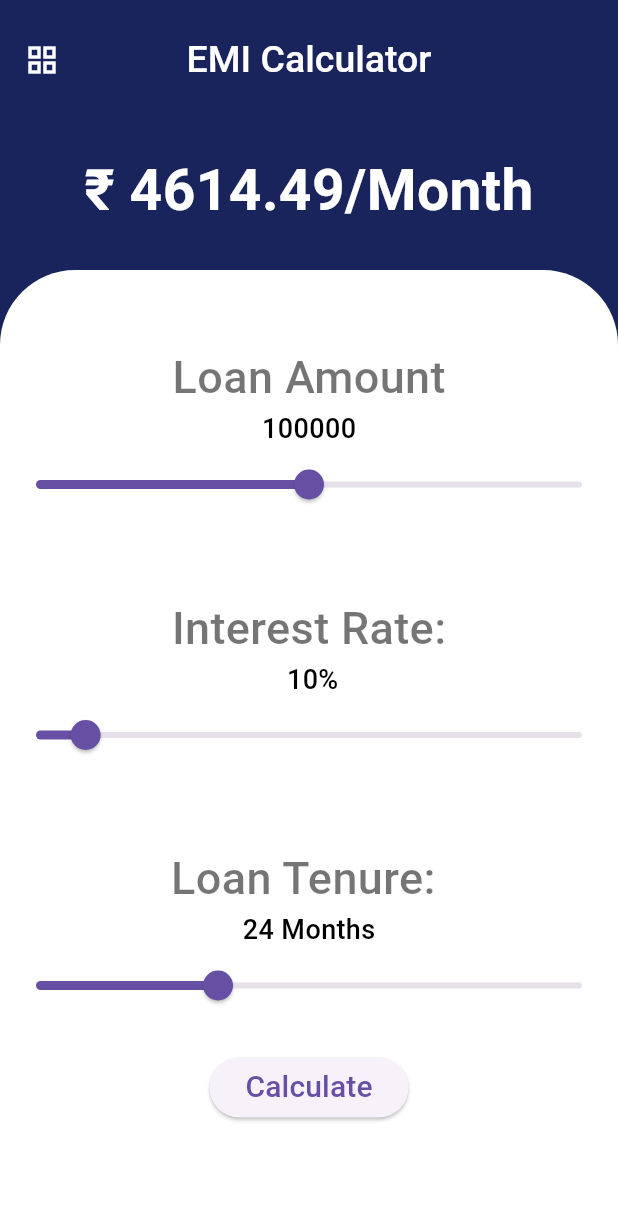
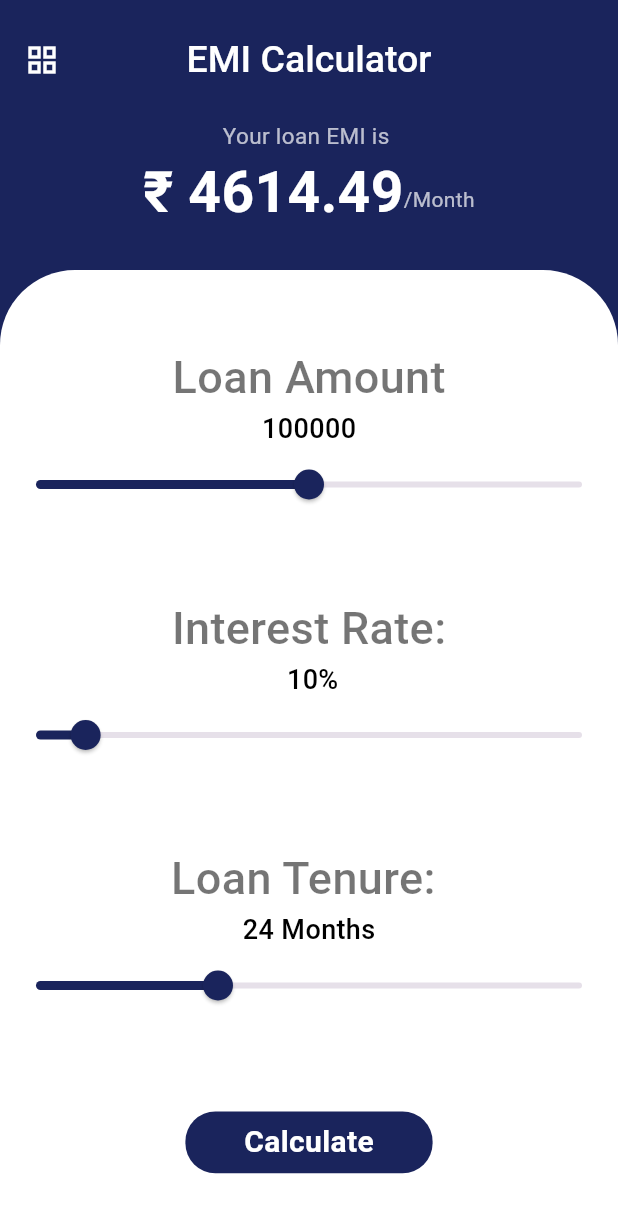
Before and after one commit to MauryaAayush/emi_app, a Flutter app: the screen it shows after launch, after a tap on "Calculate", on a phone screen of 412 x 824 dp. Shown: the top 1213 px of the screen. Run offline on Flutter 3.47's test engine with Material 3 defaults, Android fonts, the phone set to English and light mode, and no system bars.

Commit message:
Radhey Radhey

```diff
--- a/lib/main.dart
+++ b/lib/main.dart
@@ -1,6 +1,5 @@
 import 'package:flutter/material.dart';
 import 'dart:math';
-
 
 void main() {
   runApp(const EMI());
@@ -24,16 +23,16 @@ class _EMIState extends State<EMI> {
     double rateOfInterest = interestRate / 100 / 12;
     double numberOfPayments = loanTenure;
 
-    double emi = ((principal * rateOfInterest * pow(1 + rateOfInterest, numberOfPayments)) /
+    double emi = ((principal *
+            rateOfInterest *
+            pow(1 + rateOfInterest, numberOfPayments)) /
         (pow(1 + rateOfInterest, numberOfPayments) - 1)) as double;
-
 
     return emi;
   }
 
   @override
   Widget build(BuildContext context) {
-
     ThemeData(useMaterial3: true);
 
     double height = MediaQuery.of(context).size.height;
@@ -62,23 +61,37 @@ class _EMIState extends State<EMI> {
         body: Stack(
           children: [
             Container(
-              padding: EdgeInsets.symmetric(vertical: 20),
+              padding: EdgeInsets.symmetric(vertical: 0),
               alignment: Alignment.topCenter,
               height: height,
               width: width,
               decoration: BoxDecoration(
                 color: Color(0xFF1A245C),
               ),
-              child: Row(
+              child: Column(
+                children: [
+                  Text('Your loan EMI is ',style: TextStyle(
+                    color: Colors.white70,
+                    fontSize: 15,
+                  ),),
+                  Row(
                     mainAxisAlignment: MainAxisAlignment.center,
                     children: [
                       Text(
-                    '\u{20B9} ${emi.toStringAsFixed(2)}/Month',
+                        '\u{20B9} ${emi.toStringAsFixed(2)}',
                         style: TextStyle(
                           color: Colors.white,
                           fontSize: 38,
                           fontWeight: FontWeight.w600,
                         ),
+                      ),
+                      Padding(
+                        padding: const EdgeInsets.fromLTRB(0, 10, 0, 0),
+                        child: Text('/Month',style: TextStyle(
+                          color: Colors.white70,
+                        ),),
+                      ),
+                    ],
                   ),
                 ],
               ),
@@ -107,15 +120,18 @@ class _EMIState extends State<EMI> {
                         fontWeight: FontWeight.w500,
                       ),
                     ),
-                    Text('${loanAmount.toStringAsFixed(0)}',style: TextStyle(
+                    Text(
+                      '${loanAmount.toStringAsFixed(0)}',
+                      style: TextStyle(
                           color: Colors.black,
                           fontSize: 18,
-                      fontWeight: FontWeight.w500
-                    ),),
+                          fontWeight: FontWeight.w500),
+                    ),
                     Slider(
                       value: loanAmount,
                       min: 0.0,
                       max: 200000.0,
+                      activeColor:  Color(0xFF1A245C),
                       divisions: 100,
                       onChanged: (value) {
                         setState(() {
@@ -123,9 +139,9 @@ class _EMIState extends State<EMI> {
                         });
                       },
                     ),
-
-                    const SizedBox(height: 50,),
-
+                    const SizedBox(
+                      height: 50,
+                    ),
                     const Text(
                       'Interest Rate:',
                       style: TextStyle(
@@ -134,24 +150,27 @@ class _EMIState extends State<EMI> {
                         fontWeight: FontWeight.w500,
                       ),
                     ),
-                    Text(' ${interestRate.toStringAsFixed(0)}%',style: TextStyle(
+                    Text(
+                      ' ${interestRate.toStringAsFixed(0)}%',
+                      style: TextStyle(
                           color: Colors.black,
                           fontSize: 18,
-                        fontWeight: FontWeight.w500
-                    ),),
+                          fontWeight: FontWeight.w500),
+                    ),
                     Slider(
                       value: interestRate,
                       min: 1.0,
                       max: 100.0,
+                      activeColor:  Color(0xFF1A245C),
                       onChanged: (value) {
                         setState(() {
                           interestRate = value;
                         });
                       },
                     ),
-
-                    SizedBox(height: 50,),
-
+                    SizedBox(
+                      height: 50,
+                    ),
                     Text(
                       'Loan Tenure: ',
                       style: TextStyle(
@@ -160,39 +179,61 @@ class _EMIState extends State<EMI> {
                         fontWeight: FontWeight.w500,
                       ),
                     ),
-                    Text('${loanTenure.toStringAsFixed(0)} Months',style: TextStyle(
+                    Text(
+                      '${loanTenure.toStringAsFixed(0)} Months',
+                      style: TextStyle(
                           color: Colors.black,
                           fontSize: 18,
-                        fontWeight: FontWeight.w500
-                    ),),
+                          fontWeight: FontWeight.w500),
+                    ),
                     Slider(
                       value: loanTenure,
                       min: 6.0,
                       max: 60.0,
+                      activeColor:  Color(0xFF1A245C),
                       onChanged: (value) {
                         loanTenure = value;
-                        setState(() {
-
-                        });
+                        setState(() {});
                       },
                     ),
 
+                    SizedBox(height: 60),
+
+                    InkWell(
+                      onTap: () {
+                        emi = calculateEMI();
+                        setState(() {});
+                      },
+                      child: Container(
+                        alignment: Alignment.center,
+                        height: height * 0.05,
+                        width: width * 0.4,
+                        decoration: BoxDecoration(
+                            color: Color(0xFF1A245C),
+                            borderRadius:
+                                BorderRadius.all(Radius.circular(20))),
+                        child: Text(
+                          'Calculate',
+                          style: TextStyle(
+                            color: Colors.white,
+                            fontSize: 20,
+                            fontWeight: FontWeight.w600
+                          ),
+                        ),
+                      ),
+                    ),
                     SizedBox(height: 20),
 
-
-
-                    ElevatedButton(
-                      onPressed: () {
-                        emi = calculateEMI();
-                        setState(() {
-
-                        });
-                      },
-                      child: Text('Calculate',
-                      style: TextStyle(
-                        fontSize: 20
-                      ),),
-                    ),
+                    // ElevatedButton(
+                    //   onPressed: () {
+                    //     emi = calculateEMI();
+                    //     setState(() {});
+                    //   },
+                    //   child: Text(
+                    //     'Calculate',
+                    //     style: TextStyle(fontSize: 20),
+                    //   ),
+                    // ),
                   ],
                 ),
               ),
```
Also changed, not shown: Screenshot_20240217_115440.png (added), Screenshot_20240217_115530.png (added), Screenshot_20240217_120817.png (added), Screenshot_20240217_120847.png (added). Lines whose indentation alone changed are shown as unchanged.
